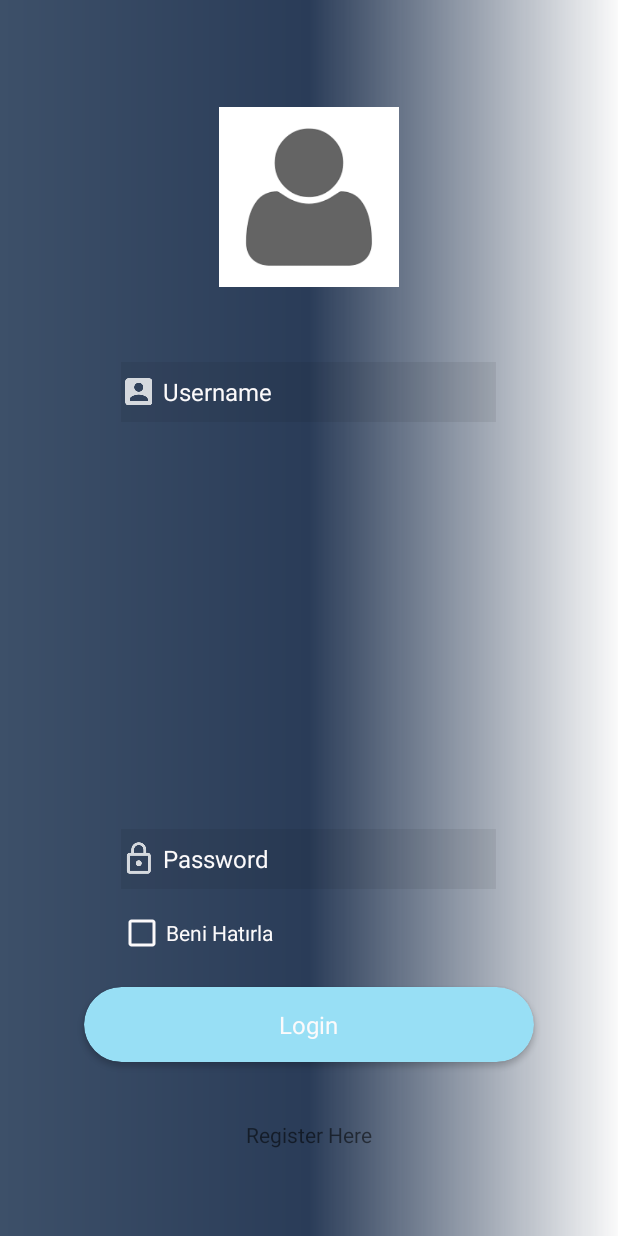
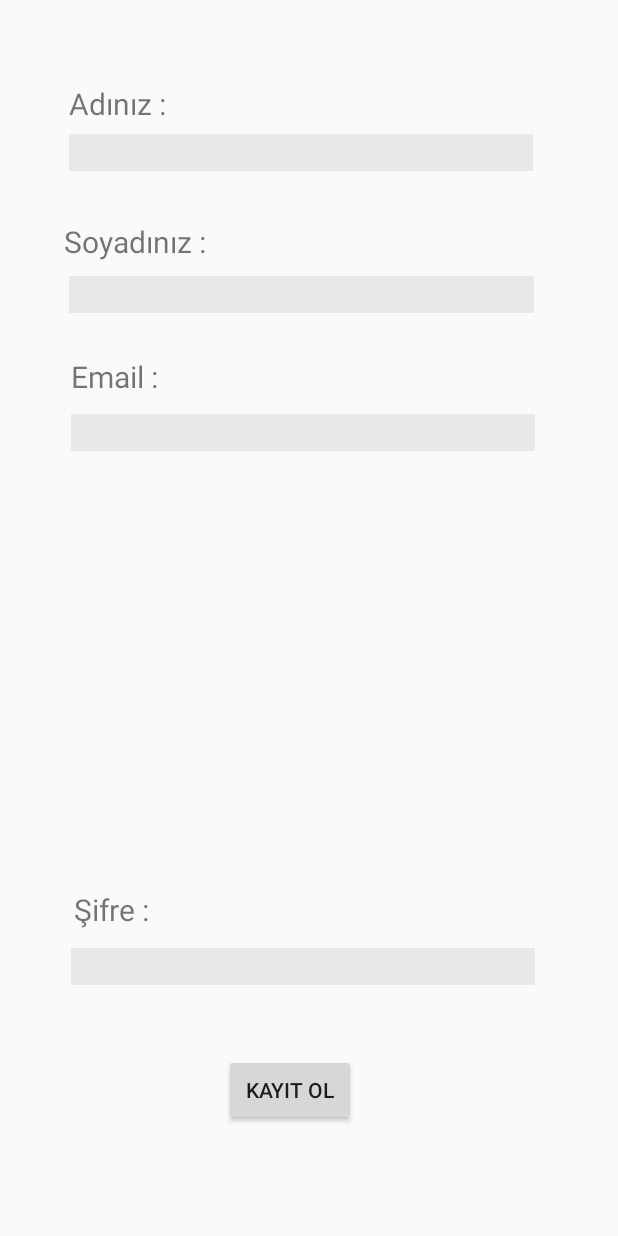
Before and after one commit to ezgiiscioglu/Gozlerini-Benimle-Paylas, an Android app: the screen it shows after launch (LoginActivity before the commit, KayitOlActivity after it), on a phone screen of 412 x 824 dp. Run offline under Robolectric (Android 15) with nearby library versions, the phone set to English and light mode, and no system bars.

Commit message:
Kayıt ol,giriş yap eklendi

```diff
--- a/app/src/main/AndroidManifest.xml
+++ b/app/src/main/AndroidManifest.xml
@@ -9,7 +9,7 @@
         android:roundIcon="@mipmap/ic_launcher_round"
         android:supportsRtl="true"
         android:theme="@style/AppTheme">
-        <activity android:name=".LoginActivity">
+        <activity android:name=".KayitOlActivity">
             <intent-filter>
                 <action android:name="android.intent.action.MAIN" />
 
@@ -17,7 +17,7 @@
             </intent-filter>
         </activity>
         <activity android:name=".MainActivity" />
-        <activity android:name=".HomeActivity" />
+        <activity android:name=".OturumAcActivity" />
     </application>
 
 </manifest>
--- a/app/src/main/java/com/example/lenovo/myapplication/HomeActivity.java
+++ /dev/null
@@ -1,15 +0,0 @@
-package com.example.lenovo.myapplication;
-
-import android.os.Bundle;
-import android.support.annotation.Nullable;
-import android.support.v7.app.AppCompatActivity;
-
-public class HomeActivity extends AppCompatActivity {
-    @Override
-    protected void onCreate(@Nullable Bundle savedInstanceState) {
-        super.onCreate(savedInstanceState);
-        setContentView(R.layout.home_layout);
-    }
-
-
-}
--- /dev/null
+++ b/app/src/main/java/com/example/lenovo/myapplication/KayitOlActivity.java
@@ -0,0 +1,35 @@
+package com.example.lenovo.myapplication;
+
+import android.content.Context;
+import android.content.Intent;
+import android.os.Bundle;
+import android.support.annotation.Nullable;
+import android.support.v7.app.AppCompatActivity;
+import android.view.View;
+import android.widget.Button;
+import android.widget.EditText;
+
+public class KayitOlActivity extends AppCompatActivity {
+    EditText etAd,etSoyad,etEmail,etSifre;
+    Button btnKayitOl;
+    Context context;
+
+    protected void onCreate(@Nullable Bundle savedInstanceState) {
+        super.onCreate(savedInstanceState);
+        setContentView(R.layout.kayit);
+
+        etAd= (EditText) findViewById(R.id.etAd);
+        etSoyad= (EditText) findViewById(R.id.etSoyad);
+        etEmail= (EditText) findViewById(R.id.etEmail);
+        etSifre= (EditText) findViewById(R.id.etSifre);
+        btnKayitOl= (Button) findViewById(R.id.btnKayitOl) ;
+
+        btnKayitOl.setOnClickListener(new View.OnClickListener() {
+            @Override
+            public void onClick(View v) {
+                Intent intent=new Intent(KayitOlActivity.this,OturumAcActivity.class);
+                startActivity(intent);
+            }
+        });
+    }
+}
--- a/app/src/main/java/com/example/lenovo/myapplication/LoginActivity.java
+++ /dev/null
@@ -1,43 +0,0 @@
-package com.example.lenovo.myapplication;
-
-import android.content.Context;
-import android.content.Intent;
-import android.os.Bundle;
-import android.support.annotation.Nullable;
-import android.support.v7.app.AppCompatActivity;
-import android.view.View;
-import android.widget.EditText;
-import android.widget.RelativeLayout;
-import android.widget.Toast;
-
-public class LoginActivity extends AppCompatActivity implements View.OnClickListener{
-    EditText etUser,etPass;
-    RelativeLayout rlt;
-    Context context;
-    @Override
-    protected void onCreate(@Nullable Bundle savedInstanceState) {
-        super.onCreate(savedInstanceState);
-        setContentView(R.layout.login);
-        etUser= (EditText) findViewById(R.id.etUser);
-        etPass= (EditText) findViewById(R.id.etPass);
-
-        rlt=findViewById(R.id.rlt);
-
-
-    }
-
-    @Override
-    public void onClick(View v) {
-        switch (v.getId()) {
-            case R.id.rlt:
-                if(etUser.getText().toString().equalsIgnoreCase("admin") && etPass.getText().toString().equals("1")) {
-                    Intent intent=new Intent(context,HomeActivity.class);
-                    startActivity(intent);
-
-                }
-                else {
-                    Toast.makeText(context,"Kullanıcı adı veya parola yanlış" , Toast.LENGTH_SHORT).show();
-                }
-        }
-    }
-}
--- /dev/null
+++ b/app/src/main/java/com/example/lenovo/myapplication/OturumAcActivity.java
@@ -0,0 +1,31 @@
+package com.example.lenovo.myapplication;
+
+import android.content.Context;
+import android.content.Intent;
+import android.os.Bundle;
+import android.support.annotation.Nullable;
+import android.support.v7.app.AppCompatActivity;
+import android.view.View;
+import android.widget.Button;
+import android.widget.EditText;
+
+public class OturumAcActivity extends AppCompatActivity {
+    EditText etEmail,etSifre;
+    Button btnOturumAc;
+    Context context;
+    @Override
+    protected void onCreate(@Nullable Bundle savedInstanceState) {
+        super.onCreate(savedInstanceState);
+        setContentView(R.layout.oturum);
+        etEmail= (EditText) findViewById(R.id.etEmail);
+        etSifre= (EditText) findViewById(R.id.etSifre);
+        btnOturumAc= (Button) findViewById(R.id.btnOturumAc) ;
+        btnOturumAc.setOnClickListener(new View.OnClickListener() {
+            @Override
+            public void onClick(View v) {
+                Intent intent=new Intent(OturumAcActivity.this,MainActivity.class);
+                startActivity(intent);
+            }
+        });
+    }
+}
--- a/app/src/main/res/layout/home_layout.xml
+++ /dev/null
@@ -1,13 +0,0 @@
-<?xml version="1.0" encoding="utf-8"?>
-<LinearLayout xmlns:android="http://schemas.android.com/apk/res/android"
-    android:layout_width="match_parent"
-    android:layout_height="match_parent">
-
-    <TextView
-        android:id="@+id/text"
-        android:layout_width="wrap_content"
-        android:layout_height="wrap_content"
-        android:layout_weight="1"
-        android:text="Ana ekran"
-        android:textSize="30sp" />
-</LinearLayout>
--- /dev/null
+++ b/app/src/main/res/layout/kayit.xml
@@ -0,0 +1,128 @@
+<?xml version="1.0" encoding="utf-8"?>
+<RelativeLayout xmlns:android="http://schemas.android.com/apk/res/android"
+    xmlns:tools="http://schemas.android.com/tools"
+    android:layout_width="match_parent"
+    android:layout_height="match_parent">
+
+    <TextView
+        android:id="@+id/txtAd"
+        android:layout_width="66dp"
+        android:layout_height="wrap_content"
+        android:layout_alignParentStart="true"
+        android:layout_alignParentLeft="true"
+        android:layout_alignParentTop="true"
+        android:layout_marginStart="46dp"
+        android:layout_marginLeft="46dp"
+        android:layout_marginTop="55dp"
+        android:text="Adınız :"
+        android:textSize="20dp" />
+
+    <EditText
+        android:id="@+id/etAd"
+        android:layout_width="309dp"
+        android:layout_height="wrap_content"
+        android:layout_alignStart="@+id/txtAd"
+        android:layout_alignLeft="@+id/txtAd"
+        android:layout_alignParentTop="true"
+        android:layout_marginStart="0dp"
+        android:layout_marginLeft="0dp"
+        android:layout_marginTop="89dp"
+        android:background="#11000000"
+        android:ems="10"
+        android:inputType="textPersonName"
+        android:textColor="@color/colorWhite" />
+
+    <TextView
+        android:id="@+id/txtSoyad"
+        android:layout_width="wrap_content"
+        android:layout_height="wrap_content"
+        android:layout_alignStart="@+id/etAd"
+        android:layout_alignLeft="@+id/etAd"
+        android:layout_alignParentTop="true"
+        android:layout_marginStart="-3dp"
+        android:layout_marginLeft="-3dp"
+        android:layout_marginTop="147dp"
+        android:text="Soyadınız :"
+        android:textSize="20dp" />
+
+    <EditText
+        android:id="@+id/etSoyad"
+        android:layout_width="310dp"
+        android:layout_height="wrap_content"
+        android:layout_alignStart="@+id/txtAd"
+        android:layout_alignLeft="@+id/txtAd"
+        android:layout_alignParentTop="true"
+        android:layout_marginStart="0dp"
+        android:layout_marginLeft="0dp"
+        android:layout_marginTop="184dp"
+        android:background="#11000000"
+        android:ems="10"
+        android:inputType="textPersonName"
+        android:textColor="@color/colorWhite" />
+
+    <TextView
+        android:id="@+id/txtEmail"
+        android:layout_width="wrap_content"
+        android:layout_height="wrap_content"
+        android:layout_alignStart="@+id/etAd"
+        android:layout_alignLeft="@+id/etAd"
+        android:layout_alignParentTop="true"
+        android:layout_marginStart="1dp"
+        android:layout_marginLeft="1dp"
+        android:layout_marginTop="237dp"
+        android:text="Email :"
+        android:textSize="20dp" />
+
+    <EditText
+        android:id="@+id/etEmail"
+        android:layout_width="309dp"
+        android:layout_height="wrap_content"
+        android:layout_below="@+id/txtEmail"
+        android:layout_alignEnd="@+id/etAd"
+        android:layout_alignRight="@+id/etAd"
+        android:layout_marginTop="11dp"
+        android:layout_marginEnd="-1dp"
+        android:layout_marginRight="-1dp"
+        android:background="#11000000"
+        android:ems="10"
+        android:inputType="textPersonName"
+        android:textColor="@color/colorWhite" />
+
+    <TextView
+        android:id="@+id/txtSifre"
+        android:layout_width="wrap_content"
+        android:layout_height="wrap_content"
+        android:layout_alignStart="@+id/etAd"
+        android:layout_alignLeft="@+id/etAd"
+        android:layout_alignParentBottom="true"
+        android:layout_marginStart="3dp"
+        android:layout_marginLeft="3dp"
+        android:layout_marginBottom="204dp"
+        android:text="Şifre :"
+        android:textSize="20dp" />
+
+    <EditText
+        android:id="@+id/etSifre"
+        android:layout_width="309dp"
+        android:layout_height="wrap_content"
+        android:layout_alignStart="@+id/etAd"
+        android:layout_alignLeft="@+id/etAd"
+        android:layout_alignParentBottom="true"
+        android:layout_marginStart="1dp"
+        android:layout_marginLeft="1dp"
+        android:layout_marginBottom="167dp"
+        android:background="#11000000"
+        android:ems="10"
+        android:inputType="textPersonName"
+        android:textColor="@color/colorWhite" />
+
+    <Button
+        android:id="@+id/btnKayitOl"
+        android:layout_width="wrap_content"
+        android:layout_height="wrap_content"
+        android:layout_alignEnd="@+id/etAd"
+        android:layout_alignParentBottom="true"
+        android:layout_marginEnd="118dp"
+        android:layout_marginBottom="73dp"
+        android:text="Kayıt Ol" />
+</RelativeLayout>
--- a/app/src/main/res/layout/login.xml
+++ b/app/src/main/res/layout/oturum.xml
@@ -15,7 +15,7 @@
         app:srcCompat="@drawable/indir" />
 
     <EditText
-        android:id="@+id/etUser"
+        android:id="@+id/etEmail"
         android:layout_width="250dp"
         android:layout_height="40dp"
         android:layout_alignParentTop="true"
@@ -24,18 +24,18 @@
         android:background="#11000000"
         android:drawableLeft="@drawable/ic_action_name"
         android:ems="10"
-        android:hint=" Username"
+        android:hint="Email"
         android:inputType="textPersonName"
         android:textColor="@color/colorWhite"
         android:textColorHint="@color/colorWhite"
         android:textSize="16sp" />
 
     <EditText
-        android:id="@+id/etPass"
+        android:id="@+id/etSifre"
         android:layout_width="250dp"
         android:layout_height="40dp"
-        android:layout_alignStart="@+id/etUser"
-        android:layout_alignLeft="@+id/etUser"
+        android:layout_alignStart="@+id/etEmail"
+        android:layout_alignLeft="@+id/etEmail"
         android:layout_alignParentBottom="true"
         android:layout_marginStart="0dp"
         android:layout_marginLeft="0dp"
@@ -43,53 +43,18 @@
         android:background="#11000000"
         android:drawableLeft="@drawable/ic_action_pass"
         android:ems="10"
-        android:hint=" Password"
+        android:hint="Şifre"
         android:inputType="textPersonName"
         android:textColor="@color/colorWhite"
         android:textColorHint="@color/colorWhite"
         android:textSize="16sp" />
 
-    <android.support.v7.widget.CardView
-        android:layout_width="300dp"
-        android:layout_height="50dp"
-        android:layout_alignParentBottom="true"
-        android:layout_centerHorizontal="true"
-        android:layout_marginBottom="116dp"
-        android:elevation="10dp"
-        app:cardBackgroundColor="@color/colorCard"
-        app:cardCornerRadius="25dp">
-
-        <RelativeLayout
-            android:id="@+id/rlt"
-            android:layout_width="match_parent"
-            android:layout_height="match_parent"
-            android:clickable="true">
-
-            <TextView
-                android:layout_width="wrap_content"
-                android:layout_height="wrap_content"
-                android:layout_centerInParent="true"
-                android:text="Login"
-                android:textColor="@color/colorWhite"
-                android:textSize="16sp" />
-        </RelativeLayout>
-    </android.support.v7.widget.CardView>
-
-    <TextView
-        android:id="@+id/textView"
-        android:layout_width="wrap_content"
-        android:layout_height="wrap_content"
-        android:layout_alignParentBottom="true"
-        android:layout_centerHorizontal="true"
-        android:layout_marginBottom="58dp"
-        android:text="Register Here" />
-
     <CheckBox
         android:id="@+id/chkBeniHatirla"
         android:layout_width="wrap_content"
         android:layout_height="wrap_content"
-        android:layout_alignStart="@+id/etUser"
-        android:layout_alignLeft="@+id/etUser"
+        android:layout_alignStart="@+id/etEmail"
+        android:layout_alignLeft="@+id/etEmail"
         android:layout_alignParentBottom="true"
         android:layout_marginStart="-2dp"
         android:layout_marginLeft="-2dp"
@@ -97,4 +62,13 @@
         android:buttonTint="@color/colorWhite"
         android:text="Beni Hatırla"
         android:textColor="@color/colorWhite" />
+
+    <Button
+        android:id="@+id/btnOturumAc"
+        android:layout_width="wrap_content"
+        android:layout_height="wrap_content"
+        android:layout_alignParentBottom="true"
+        android:layout_centerHorizontal="true"
+        android:layout_marginBottom="114dp"
+        android:text="Oturum Aç" />
 </RelativeLayout>
```
